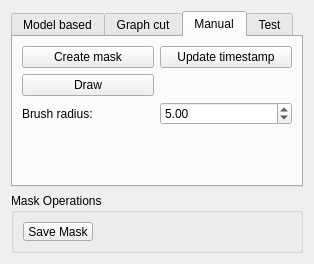
Qt form Applications/Viewer/OrganSegmentationModule/OrganSegmentationWidget.ui (JanKolomaznik/MedV4D) before a commit.
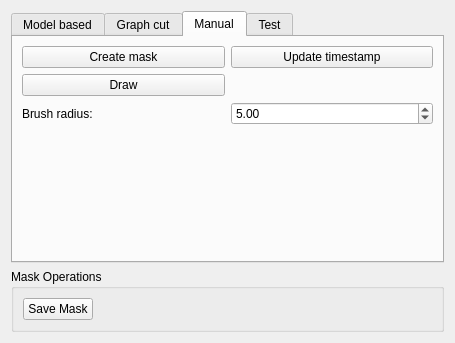
The same form after that commit. The open tabs and pages were chosen to show the change. Custom widgets are drawn as their Qt base class.

Diff of the .ui file:
```diff
--- a/Applications/Viewer/OrganSegmentationModule/OrganSegmentationWidget.ui
+++ b/Applications/Viewer/OrganSegmentationModule/OrganSegmentationWidget.ui
@@ -6,8 +6,8 @@
    <rect>
     <x>0</x>
     <y>0</y>
-    <width>314</width>
-    <height>264</height>
+    <width>455</width>
+    <height>343</height>
    </rect>
   </property>
   <property name="minimumSize">
```
Left out of the diff: 2 changed lines with no effect on the pictures.
